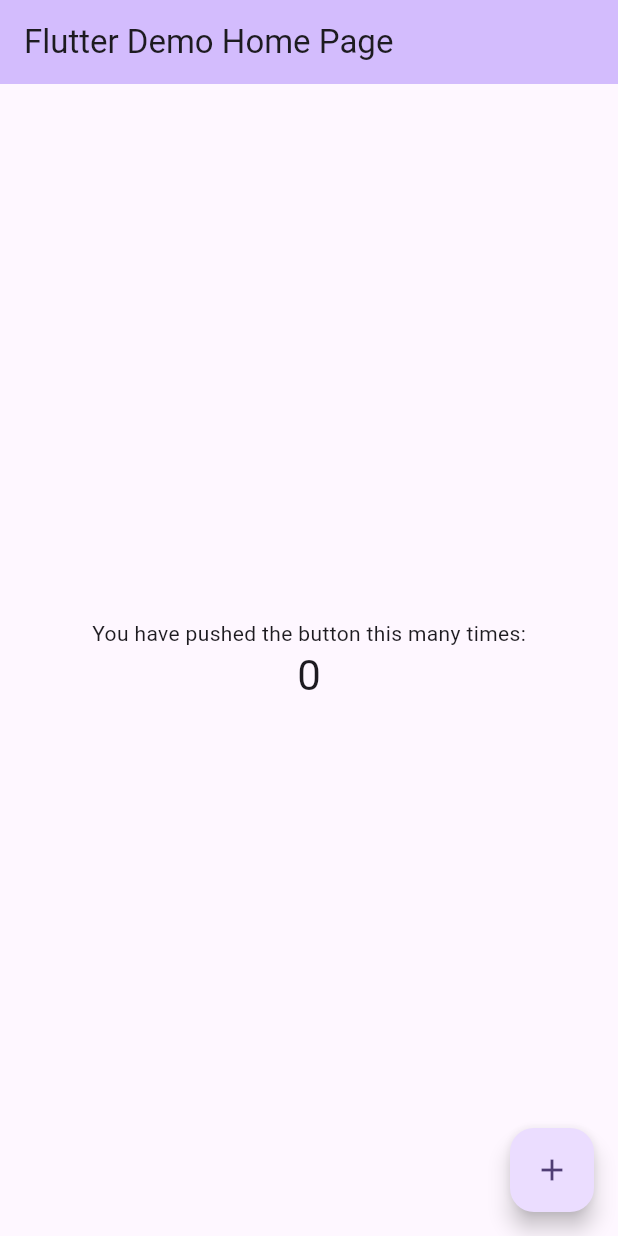
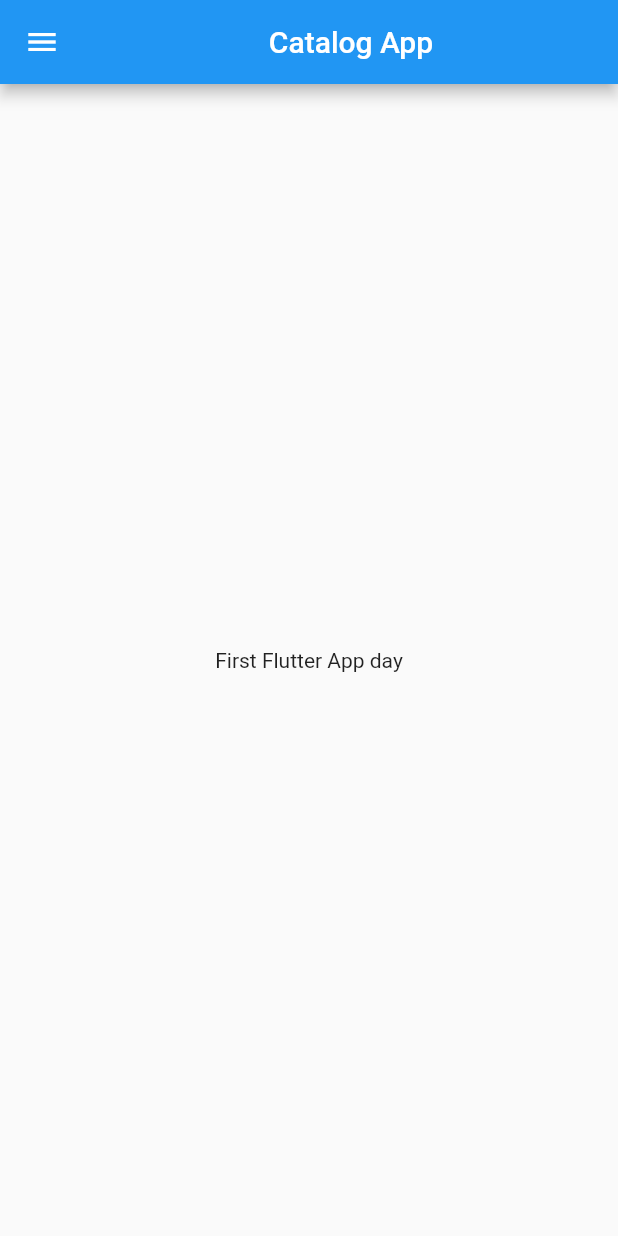
Before and after one commit to 0-yash-sharma-0/30DaysofFlutter, a Flutter app: the screen it shows after launch, on a phone screen of 412 x 824 dp. Run offline on Flutter 3.47's test engine with Material 2 defaults, Android fonts, the phone set to English and light mode, and no system bars.

Commit message:
day1 completed

```diff
--- /dev/null
+++ b/lib/home_page.dart
@@ -0,0 +1,16 @@
+import 'package:flutter/material.dart';
+
+class HomePage extends StatelessWidget {
+  const HomePage({super.key});
+
+  @override
+  Widget build(BuildContext context) {
+    return Scaffold(
+      appBar: AppBar(
+        title: Center(child: Text("Catalog App")),
+      ),
+      body: Center(child: Container(child: Text("First Flutter App day"))),
+      drawer: Drawer(),
+    );
+  }
+}
--- a/lib/main.dart
+++ b/lib/main.dart
@@ -1,4 +1,5 @@
 import 'package:flutter/material.dart';
+import 'package:flutter_application_1/home_page.dart';
 
 void main() {
   runApp(const MyApp());
@@ -7,119 +8,10 @@ void main() {
 class MyApp extends StatelessWidget {
   const MyApp({super.key});
 
-  // This widget is the root of your application.
   @override
   Widget build(BuildContext context) {
-    return MaterialApp(
-      title: 'Flutter Demo',
-      theme: ThemeData(
-        // This is the theme of your application.
-        //
-        // TRY THIS: Try running your application with "flutter run". You'll see
-        // the application has a blue toolbar. Then, without quitting the app,
-        // try changing the seedColor in the colorScheme below to Colors.green
-        // and then invoke "hot reload" (save your changes or press the "hot
-        // reload" button in a Flutter-supported IDE, or press "r" if you used
-        // the command line to start the app).
-        //
-        // Notice that the counter didn't reset back to zero; the application
-        // state is not lost during the reload. To reset the state, use hot
-        // restart instead.
-        //
-        // This works for code too, not just values: Most code changes can be
-        // tested with just a hot reload.
-        colorScheme: ColorScheme.fromSeed(seedColor: Colors.deepPurple),
-        useMaterial3: true,
-      ),
-      home: const MyHomePage(title: 'Flutter Demo Home Page'),
+    return const MaterialApp(
+      home: HomePage(),
     );
   }
 }
-
-class MyHomePage extends StatefulWidget {
-  const MyHomePage({super.key, required this.title});
-
-  // This widget is the home page of your application. It is stateful, meaning
-  // that it has a State object (defined below) that contains fields that affect
-  // how it looks.
-
-  // This class is the configuration for the state. It holds the values (in this
-  // case the title) provided by the parent (in this case the App widget) and
-  // used by the build method of the State. Fields in a Widget subclass are
-  // always marked "final".
-
-  final String title;
-
-  @override
-  State<MyHomePage> createState() => _MyHomePageState();
-}
-
-class _MyHomePageState extends State<MyHomePage> {
-  int _counter = 0;
-
-  void _incrementCounter() {
-    setState(() {
-      // This call to setState tells the Flutter framework that something has
-      // changed in this State, which causes it to rerun the build method below
-      // so that the display can reflect the updated values. If we changed
-      // _counter without calling setState(), then the build method would not be
-      // called again, and so nothing would appear to happen.
-      _counter++;
-    });
-  }
-
-  @override
-  Widget build(BuildContext context) {
-    // This method is rerun every time setState is called, for instance as done
-    // by the _incrementCounter method above.
-    //
-    // The Flutter framework has been optimized to make rerunning build methods
-    // fast, so that you can just rebuild anything that needs updating rather
-    // than having to individually change instances of widgets.
-    return Scaffold(
-      appBar: AppBar(
-        // TRY THIS: Try changing the color here to a specific color (to
-        // Colors.amber, perhaps?) and trigger a hot reload to see the AppBar
-        // change color while the other colors stay the same.
-        backgroundColor: Theme.of(context).colorScheme.inversePrimary,
-        // Here we take the value from the MyHomePage object that was created by
-        // the App.build method, and use it to set our appbar title.
-        title: Text(widget.title),
-      ),
-      body: Center(
-        // Center is a layout widget. It takes a single child and positions it
-        // in the middle of the parent.
-        child: Column(
-          // Column is also a layout widget. It takes a list of children and
-          // arranges them vertically. By default, it sizes itself to fit its
-          // children horizontally, and tries to be as tall as its parent.
-          //
-          // Column has various properties to control how it sizes itself and
-          // how it positions its children. Here we use mainAxisAlignment to
-          // center the children vertically; the main axis here is the vertical
-          // axis because Columns are vertical (the cross axis would be
-          // horizontal).
-          //
-          // TRY THIS: Invoke "debug painting" (choose the "Toggle Debug Paint"
-          // action in the IDE, or press "p" in the console), to see the
-          // wireframe for each widget.
-          mainAxisAlignment: MainAxisAlignment.center,
-          children: <Widget>[
-            const Text(
-              'You have pushed the button this many times:',
-            ),
-            Text(
-              '$_counter',
-              style: Theme.of(context).textTheme.headlineMedium,
-            ),
-          ],
-        ),
-      ),
-      floatingActionButton: FloatingActionButton(
-        onPressed: _incrementCounter,
-        tooltip: 'Increment',
-        child: const Icon(Icons.add),
-      ), // This trailing comma makes auto-formatting nicer for build methods.
-    );
-  }
-}
```
